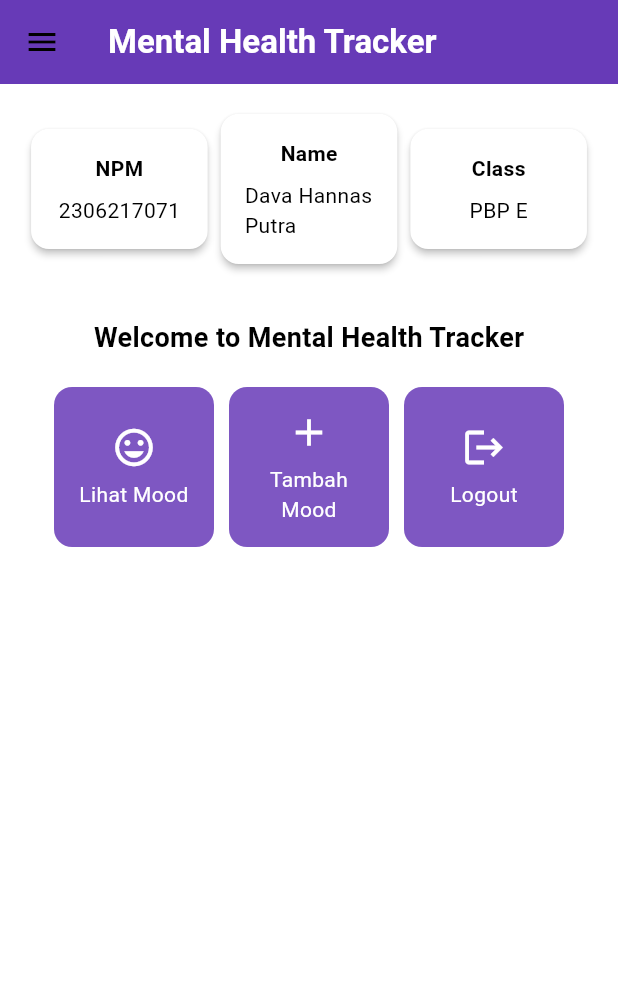
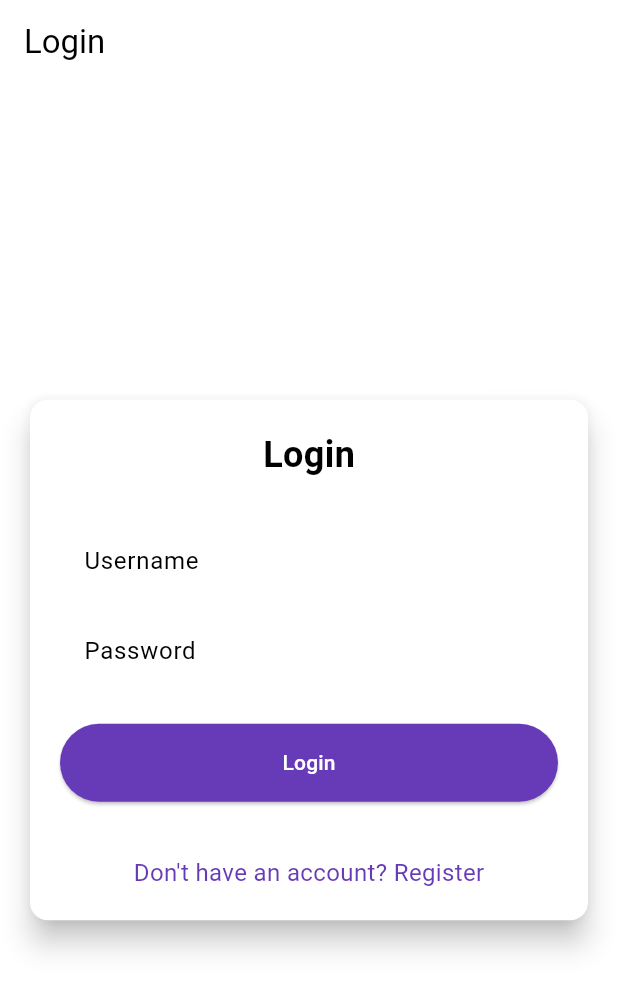
Before and after one commit to tjioedava/mental-health-tracker-mobile, a Flutter app: the screen it shows after launch, on a phone screen of 412 x 824 dp. Shown: the top 991 px of the screen. Run offline on Flutter 3.47's test engine with Material 3 defaults, Android fonts, the phone set to English and light mode, and no system bars; missing offline and left inert: pbp_django_auth.

Commit message:
finished tutorial 8

```diff
--- a/lib/main.dart
+++ b/lib/main.dart
@@ -1,5 +1,8 @@
 import 'package:flutter/material.dart';
 import 'package:mental_health_tracker/screens/menu.dart';
+import 'package:mental_health_tracker/screens/login.dart';
+import 'package:provider/provider.dart';
+import 'package:pbp_django_auth/pbp_django_auth.dart';
 
 void main() {
   runApp(const MyApp());
@@ -11,30 +14,21 @@ class MyApp extends StatelessWidget {
   // This widget is the root of your application.
   @override
   Widget build(BuildContext context) {
-    return MaterialApp(
-      title: 'Flutter Demo',
-      theme: ThemeData(
-        // This is the theme of your application.
-        //
-        // TRY THIS: Try running your application with "flutter run". You'll see
-        // the application has a purple toolbar. Then, without quitting the app,
-        // try changing the seedColor in the colorScheme below to Colors.green
-        // and then invoke "hot reload" (save your changes or press the "hot
-        // reload" button in a Flutter-supported IDE, or press "r" if you used
-        // the command line to start the app).
-        //
-        // Notice that the counter didn't reset back to zero; the application
-        // state is not lost during the reload. To reset the state, use hot
-        // restart instead.
-        //
-        // This works for code too, not just values: Most code changes can be
-        // tested with just a hot reload.
-        colorScheme: ColorScheme.fromSwatch(
-          primarySwatch: Colors.deepPurple,
-        ).copyWith(secondary: Colors.deepPurple[400]),
-        useMaterial3: true,
+    return Provider(
+      create: (_) {
+        CookieRequest request = CookieRequest();
+        return request;
+      },
+      child: MaterialApp(
+        title: 'Mental Health Tracker',
+        theme: ThemeData(
+          colorScheme: ColorScheme.fromSwatch(
+            primarySwatch: Colors.deepPurple,
+          ).copyWith(secondary: Colors.deepPurple[400]),
+          useMaterial3: true,
+        ),
+        home: const LoginPage(),
       ),
-      home: MyHomePage(),
     );
   }
 }
--- /dev/null
+++ b/lib/screens/login.dart
@@ -0,0 +1,177 @@
+import 'package:mental_health_tracker/screens/menu.dart';
+import 'package:mental_health_tracker/screens/register.dart';
+import 'package:flutter/material.dart';
+import 'package:pbp_django_auth/pbp_django_auth.dart';
+import 'package:provider/provider.dart';
+
+void main() {
+  runApp(const LoginApp());
+}
+
+class LoginApp extends StatelessWidget {
+  const LoginApp({super.key});
+
+  @override
+  Widget build(BuildContext context) {
+    return MaterialApp(
+      title: 'Login',
+      theme: ThemeData(
+        useMaterial3: true,
+        colorScheme: ColorScheme.fromSwatch(
+          primarySwatch: Colors.deepPurple,
+        ).copyWith(secondary: Colors.deepPurple[400]),
+      ),
+      home: const LoginPage(),
+    );
+  }
+}
+
+class LoginPage extends StatefulWidget {
+  const LoginPage({super.key});
+
+  @override
+  State<LoginPage> createState() => _LoginPageState();
+}
+
+class _LoginPageState extends State<LoginPage> {
+  final TextEditingController _usernameController = TextEditingController();
+  final TextEditingController _passwordController = TextEditingController();
+
+  @override
+  Widget build(BuildContext context) {
+    final request = context.watch<CookieRequest>();
+
+    return Scaffold(
+      appBar: AppBar(
+        title: const Text('Login'),
+      ),
+      body: Center(
+        child: SingleChildScrollView(
+          padding: const EdgeInsets.all(16.0),
+          child: Card(
+            elevation: 8,
+            shape: RoundedRectangleBorder(
+              borderRadius: BorderRadius.circular(12.0),
+            ),
+            child: Padding(
+              padding: const EdgeInsets.all(20.0),
+              child: Column(
+                mainAxisSize: MainAxisSize.min,
+                children: [
+                  const Text(
+                    'Login',
+                    style: TextStyle(
+                      fontSize: 24.0,
+                      fontWeight: FontWeight.bold,
+                    ),
+                  ),
+                  const SizedBox(height: 30.0),
+                  TextField(
+                    controller: _usernameController,
+                    decoration: const InputDecoration(
+                      labelText: 'Username',
+                      hintText: 'Enter your username',
+                      border: OutlineInputBorder(
+                        borderRadius: BorderRadius.all(Radius.circular(12.0)),
+                      ),
+                      contentPadding:
+                          EdgeInsets.symmetric(horizontal: 12.0, vertical: 8.0),
+                    ),
+                  ),
+                  const SizedBox(height: 12.0),
+                  TextField(
+                    controller: _passwordController,
+                    decoration: const InputDecoration(
+                      labelText: 'Password',
+                      hintText: 'Enter your password',
+                      border: OutlineInputBorder(
+                        borderRadius: BorderRadius.all(Radius.circular(12.0)),
+                      ),
+                      contentPadding:
+                          EdgeInsets.symmetric(horizontal: 12.0, vertical: 8.0),
+                    ),
+                    obscureText: true,
+                  ),
+                  const SizedBox(height: 24.0),
+                  ElevatedButton(
+                    onPressed: () async {
+                      String username = _usernameController.text;
+                      String password = _passwordController.text;
+
+                      final response = await request
+                          .login("http://127.0.0.1:8000/auth/login/", {
+                        'username': username,
+                        'password': password,
+                      });
+
+                      if (request.loggedIn) {
+                        String message = response['message'];
+                        String uname = response['username'];
+                        if (context.mounted) {
+                          Navigator.pushReplacement(
+                            context,
+                            MaterialPageRoute(
+                                builder: (context) => MyHomePage()),
+                          );
+                          ScaffoldMessenger.of(context)
+                            ..hideCurrentSnackBar()
+                            ..showSnackBar(
+                              SnackBar(
+                                  content:
+                                      Text("$message Selamat datang, $uname.")),
+                            );
+                        }
+                      } else {
+                        if (context.mounted) {
+                          showDialog(
+                            context: context,
+                            builder: (context) => AlertDialog(
+                              title: const Text('Login Gagal'),
+                              content: Text(response['message']),
+                              actions: [
+                                TextButton(
+                                  child: const Text('OK'),
+                                  onPressed: () {
+                                    Navigator.pop(context);
+                                  },
+                                ),
+                              ],
+                            ),
+                          );
+                        }
+                      }
+                    },
+                    style: ElevatedButton.styleFrom(
+                      foregroundColor: Colors.white,
+                      minimumSize: Size(double.infinity, 50),
+                      backgroundColor: Theme.of(context).colorScheme.primary,
+                      padding: const EdgeInsets.symmetric(vertical: 16.0),
+                    ),
+                    child: const Text('Login'),
+                  ),
+                  const SizedBox(height: 36.0),
+                  GestureDetector(
+                    onTap: () {
+                      Navigator.push(
+                        context,
+                        MaterialPageRoute(
+                            builder: (context) => const RegisterPage()),
+                      );
+                    },
+                    child: Text(
+                      'Don\'t have an account? Register',
+                      style: TextStyle(
+                        color: Theme.of(context).colorScheme.primary,
+                        fontSize: 16.0,
+                      ),
+                    ),
+                  ),
+                ],
+              ),
+            ),
+          ),
+        ),
+      ),
+    );
+  }
+}
--- a/pubspec.yaml
+++ b/pubspec.yaml
@@ -35,6 +35,8 @@ dependencies:
   # The following adds the Cupertino Icons font to your application.
   # Use with the CupertinoIcons class for iOS style icons.
   cupertino_icons: ^1.0.8
+  provider: ^6.1.2
+  pbp_django_auth: ^0.4.0
 
 dev_dependencies:
   flutter_test:
```
Also changed, not shown: lib/models/mood_entry.dart (added, +64 -0 lines), lib/screens/list_moodentry.dart (added, +89 -0 lines), lib/screens/moodentry_form.dart (+36 -28 lines), lib/screens/register.dart (added, +162 -0 lines), lib/widgets/left_drawer.dart (+13 -1 lines), lib/widgets/mood_card.dart (+35 -2 lines), pubspec.lock, 2 other files.
